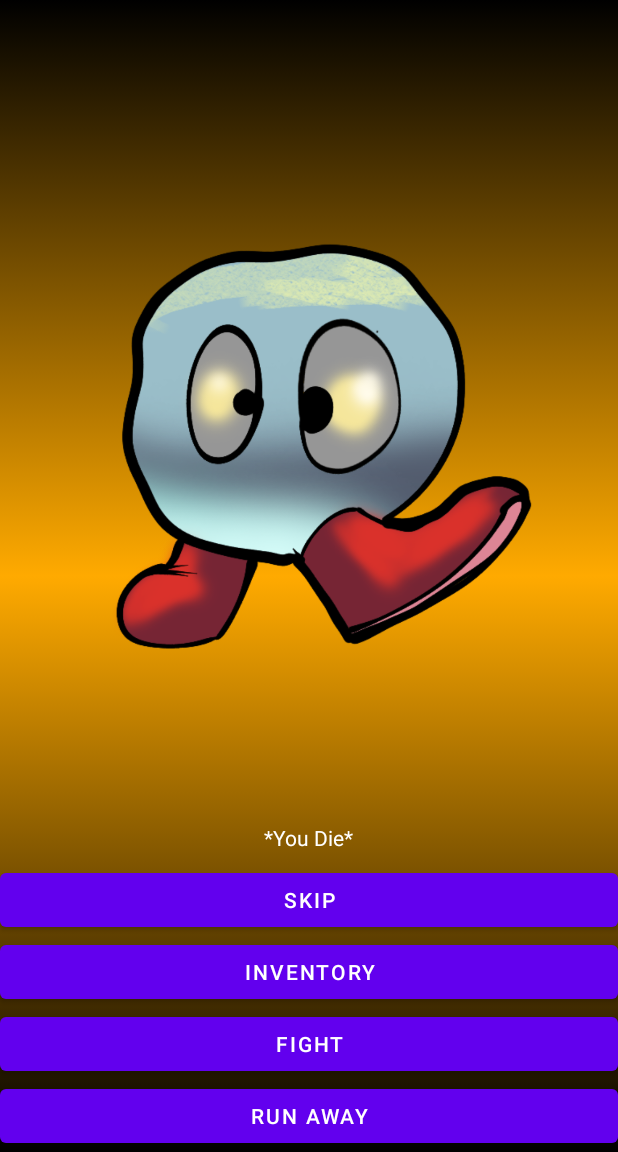
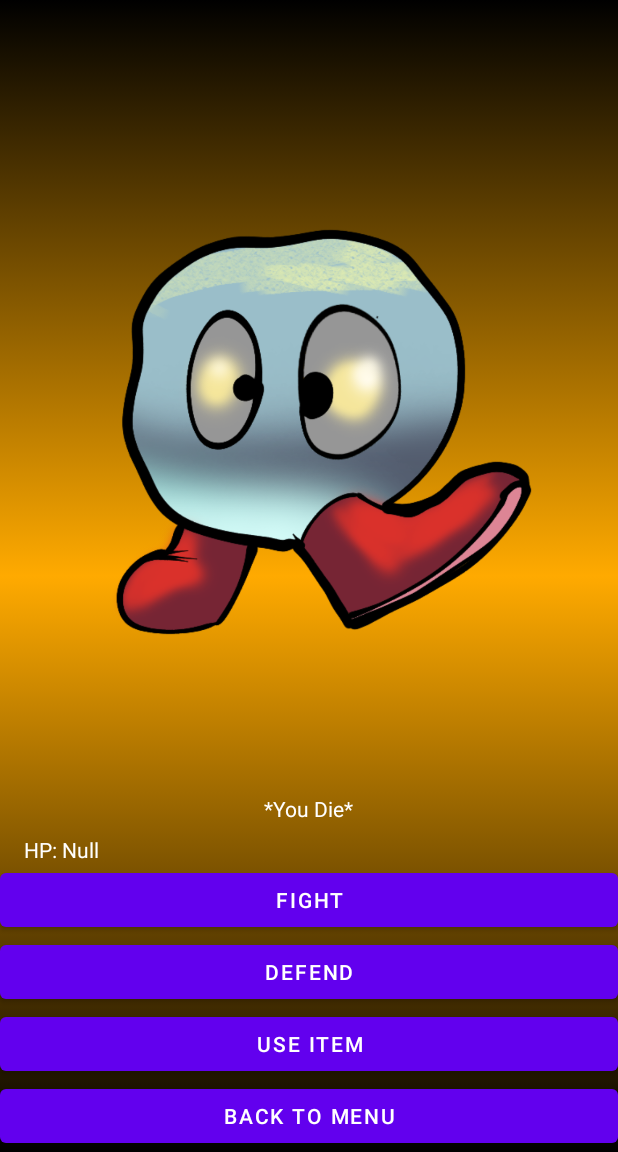
Before and after one commit to thatwasacooltrick/AndroidRPGCombatSampleApp, an Android app: the screen it shows after launch (MainActivity), on a phone screen of 412 x 824 dp, the part 84-1236 px from its top. Run offline under Robolectric (Android 15) with nearby library versions, the phone set to English and light mode, and no system bars.

Commit message:
complete fileset

```diff
--- a/app/build.gradle
+++ b/app/build.gradle
@@ -3,11 +3,11 @@ plugins {
 }
 
 android {
-    namespace 'com.zestymouse.killthefatsquirrel'
+    namespace 'com.zestymouse.SimpleCombatFramework'
     compileSdk 32
 
     defaultConfig {
-        applicationId "com.zestymouse.killthefatsquirrel"
+        applicationId "com.zestymouse.SimpleCombatFramework"
         minSdk 26
         targetSdk 32
         versionCode 1
--- /dev/null
+++ b/app/src/main/java/com/zestymouse/SimpleCombatFramework/MainActivity.java
@@ -0,0 +1,69 @@
+package com.zestymouse.SimpleCombatFramework;
+
+import androidx.appcompat.app.AppCompatActivity;
+import androidx.constraintlayout.widget.ConstraintLayout;
+
+import android.graphics.drawable.AnimationDrawable;
+import android.os.Bundle;
+import android.view.View;
+import android.view.animation.Animation;
+import android.view.animation.ScaleAnimation;
+import android.widget.ImageView;
+import android.widget.TextView;
+
+import java.util.ArrayList;
+
+public class MainActivity extends AppCompatActivity {
+
+    TextView t;
+    TextRenderer textRenderer;
+    ImageView enemyImage;
+    ArrayList<String> TextManager;
+    Player p;
+    Enemy[] enemies;
+
+    @Override
+    protected void onCreate(Bundle savedInstanceState) {
+        super.onCreate(savedInstanceState);
+        setContentView(R.layout.activity_main);
+        enemyImage = findViewById(R.id.enemyImage);
+
+        ConstraintLayout constraintLayout = findViewById(R.id.mainLayout);
+
+
+        //Add the flashy background animation
+        AnimationDrawable animationDrawable = (AnimationDrawable) constraintLayout.getBackground();
+        animationDrawable.setEnterFadeDuration(1000);
+        animationDrawable.setExitFadeDuration(1000);
+        animationDrawable.start();
+        t = findViewById(R.id.messageView);
+        textRenderer = new TextRenderer(this, "You've met with a terrible fate, haven't you", t);
+
+
+    }
+
+
+    public void changeText(View v){
+        if(!textRenderer.isRendering) {
+            textRenderer = new TextRenderer(this, "You've met with a terrible fate, haven't you", t);
+            textRenderer.start();
+            scaleView(enemyImage);
+
+        }
+    }
+
+
+    public void scaleView(View v) {
+        Animation anim = new ScaleAnimation(
+                0.9f, 1f, // Start and end values for the X axis scaling
+                0.9f, 1f, // Start and end values for the Y axis scaling
+                Animation.RELATIVE_TO_SELF, 0.5f, // Pivot point of X scaling
+                Animation.RELATIVE_TO_SELF, 0.5f); // Pivot point of Y scaling
+        anim.setFillAfter(true); // Needed to keep the result of the animation
+        anim.setDuration(1000);
+        v.startAnimation(anim);
+    }
+
+
+
+}
--- /dev/null
+++ b/app/src/main/java/com/zestymouse/SimpleCombatFramework/TextManager.java
@@ -0,0 +1,5 @@
+package com.zestymouse.SimpleCombatFramework;
+
+public class TextManager {
+
+}
--- a/app/src/main/java/com/zestymouse/killthefatsquirrel/TextRenderer.java
+++ b/app/src/main/java/com/zestymouse/SimpleCombatFramework/TextRenderer.java
@@ -1,7 +1,6 @@
-package com.zestymouse.killthefatsquirrel;
+package com.zestymouse.SimpleCombatFramework;
 
 import android.app.Activity;
-import android.media.MediaPlayer;
 import android.widget.TextView;
 
 public class TextRenderer extends Thread{
@@ -30,6 +29,7 @@ public class TextRenderer extends Thread{
         this.textView = textView;
     }
 
+    boolean isRendering;
     TextView textView;
     String text;
     Activity activity;
@@ -38,11 +38,13 @@ public class TextRenderer extends Thread{
         this.setText(text);
         this.setActivity(activity);
         this.setTextView(textView);
+        isRendering = false;
     }
 
     @Override
     public void run() {
         super.run();
+        isRendering = true;
         String output;
 
         for(int i = 0; i <= text.length(); i++){
@@ -53,10 +55,10 @@ public class TextRenderer extends Thread{
             } catch (InterruptedException e) {
                 e.printStackTrace();
             }
-            MediaPlayer mp = MediaPlayer.create(activity.getApplicationContext(), R.raw.beep);
-            mp.start();
+
 
         }
+        isRendering = false;
 
     }
 
--- a/app/src/main/java/com/zestymouse/killthefatsquirrel/MainActivity.java
+++ /dev/null
@@ -1,36 +0,0 @@
-package com.zestymouse.killthefatsquirrel;
-
-import androidx.appcompat.app.AppCompatActivity;
-import androidx.constraintlayout.widget.ConstraintLayout;
-
-import android.graphics.drawable.AnimationDrawable;
-import android.os.Bundle;
-import android.view.View;
-import android.widget.TextView;
-
-public class MainActivity extends AppCompatActivity {
-
-    TextView t;
-
-    @Override
-    protected void onCreate(Bundle savedInstanceState) {
-        super.onCreate(savedInstanceState);
-        setContentView(R.layout.activity_main);
-
-        ConstraintLayout constraintLayout = findViewById(R.id.mainLayout);
-
-
-        //Add the flashy background animation
-        AnimationDrawable animationDrawable = (AnimationDrawable) constraintLayout.getBackground();
-        animationDrawable.setEnterFadeDuration(1000);
-        animationDrawable.setExitFadeDuration(1000);
-        animationDrawable.start();
-        t = findViewById(R.id.messageView);
-    }
-
-
-    public void changeText(View v){
-        TextRenderer textRenderer = new TextRenderer(this, "You've met with a terrible fate, haven't you", t);
-        textRenderer.start();
-    }
-}
--- a/app/src/main/res/layout/activity_main.xml
+++ b/app/src/main/res/layout/activity_main.xml
@@ -54,39 +54,71 @@
         app:layout_constraintBottom_toBottomOf="parent"
         app:layout_constraintTop_toBottomOf="@id/messageBox">
 
+        <androidx.constraintlayout.widget.ConstraintLayout
+            android:id="@+id/statHolder"
+            android:layout_width="match_parent"
+            android:layout_height="wrap_content"
+            app:layout_constraintEnd_toEndOf="parent"
+            app:layout_constraintStart_toStartOf="parent"
+            app:layout_constraintTop_toTopOf="parent">
+
+            <TextView
+                android:id="@+id/hpLabel"
+                android:layout_width="wrap_content"
+                android:layout_height="wrap_content"
+                android:layout_marginStart="16dp"
+                android:text="HP: "
+                android:textColor="#FFFFFF"
+                app:layout_constraintBottom_toBottomOf="parent"
+                app:layout_constraintStart_toStartOf="parent"
+                app:layout_constraintTop_toTopOf="parent" />
+
+            <TextView
+                android:id="@+id/hpView"
+                android:layout_width="wrap_content"
+                android:layout_height="wrap_content"
+                android:text="Null"
+                android:textColor="#FFFFFF"
+                app:layout_constraintStart_toEndOf="@+id/hpLabel"
+                app:layout_constraintTop_toTopOf="parent" />
+        </androidx.constraintlayout.widget.ConstraintLayout>
+
         <ScrollView
             android:layout_width="match_parent"
-            android:layout_height="match_parent">
+            android:layout_height="match_parent"
+            app:layout_constraintEnd_toEndOf="parent"
+            app:layout_constraintStart_toStartOf="parent"
+            app:layout_constraintTop_toBottomOf="@id/statHolder">
 
             <LinearLayout
                 android:layout_width="match_parent"
                 android:layout_height="wrap_content"
-                android:orientation="vertical" >
+                android:orientation="vertical">
 
                 <Button
                     android:id="@+id/button4"
                     android:layout_width="match_parent"
                     android:layout_height="wrap_content"
                     android:onClick="changeText"
-                    android:text="skip" />
+                    android:text="Fight" />
 
                 <Button
                     android:id="@+id/button5"
                     android:layout_width="match_parent"
                     android:layout_height="wrap_content"
-                    android:text="inventory" />
+                    android:text="Defend" />
 
                 <Button
                     android:id="@+id/button6"
                     android:layout_width="match_parent"
                     android:layout_height="wrap_content"
-                    android:text="fight" />
+                    android:text="Use Item" />
 
                 <Button
                     android:id="@+id/button7"
                     android:layout_width="match_parent"
                     android:layout_height="wrap_content"
-                    android:text="run away" />
+                    android:text="Back to Menu" />
             </LinearLayout>
         </ScrollView>
 
--- a/app/src/main/res/values/strings.xml
+++ b/app/src/main/res/values/strings.xml
@@ -1,8 +1,8 @@
 <resources>
     <string name="app_name">Kill The Fat Squirrel</string>
 
-    <string-array name="calgary">
-        <item>Calgary wants to fight</item>
+    <string-array name="Fobby">
+        <item>Fobby wants to fight</item>
         <item>You hit like a girl</item>
         <item>Is that all you got?</item>
 
```
Also changed, not shown: app/src/main/java/com/zestymouse/SimpleCombatFramework/Enemy.java (added, +42 -0 lines), app/src/main/java/com/zestymouse/SimpleCombatFramework/Move.java (added, +19 -0 lines), app/src/main/java/com/zestymouse/SimpleCombatFramework/Player.java (added, +40 -0 lines), app/src/main/java/com/zestymouse/killthefatsquirrel/Enemy.java (deleted, +0 -14 lines), app/src/main/res/drawable/bossbattle.png (added), app/src/main/res/drawable/standardencounter.png (added), 4 other files.
